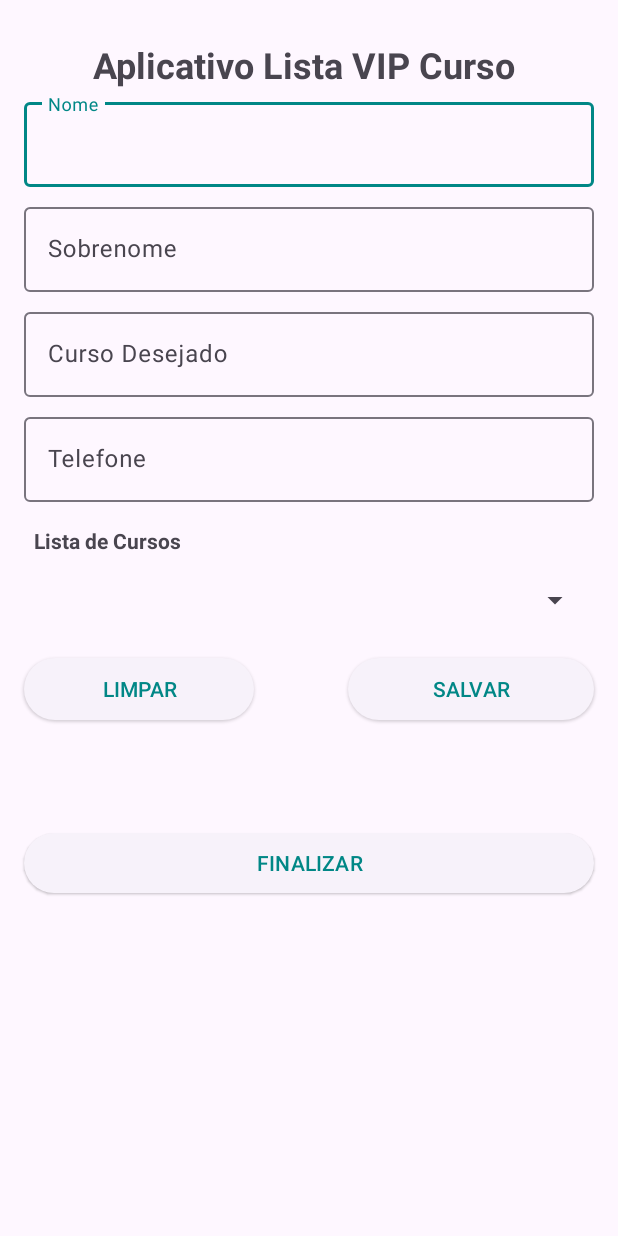
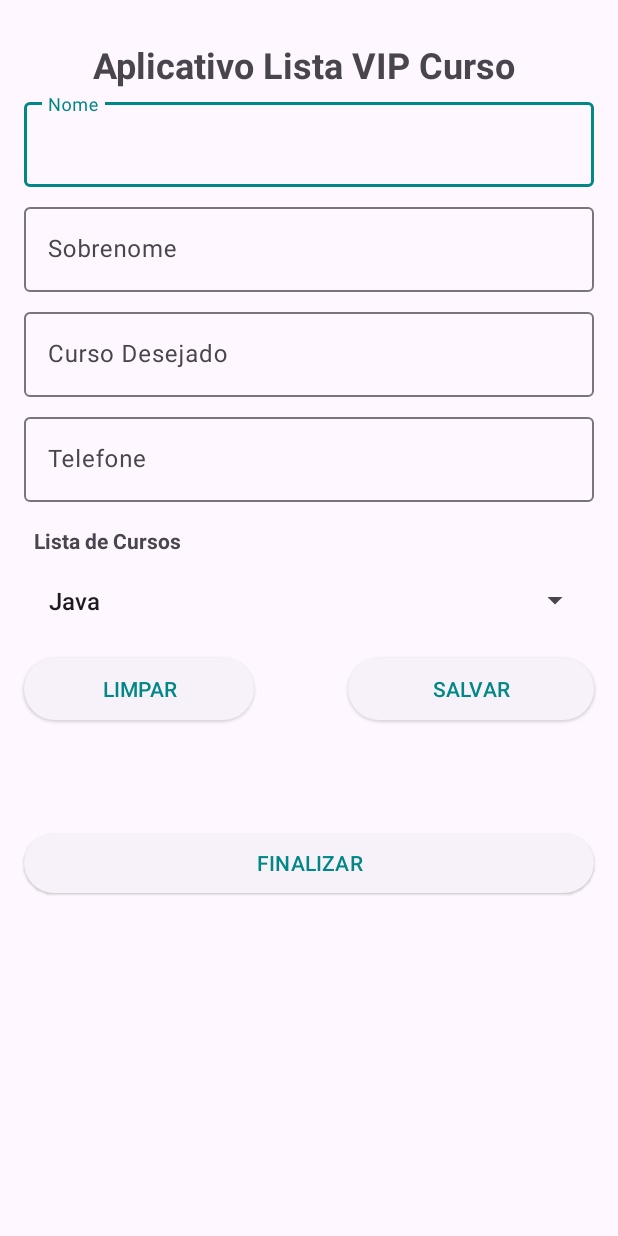
Before and after one commit to paulohorizonti/CursoAndroid2023, an Android app: the screen it shows after launch (MainActivity), on a phone screen of 412 x 824 dp. Run offline under Robolectric (Android 15) with nearby library versions, the light colour scheme and no system bars.

Commit message:
INCLUSÃO até a aula 47 - 2

```diff
--- a/AppListaCursos/app/src/main/java/br/com/devandroid/paulo/applistacursos/view/MainActivity.java
+++ b/AppListaCursos/app/src/main/java/br/com/devandroid/paulo/applistacursos/view/MainActivity.java
@@ -2,15 +2,14 @@ package br.com.devandroid.paulo.applistacursos.view;
 
 import androidx.appcompat.app.AppCompatActivity;
 
-import android.content.SharedPreferences;
 import android.os.Bundle;
 import android.util.Log;
 import android.view.View;
+import android.widget.ArrayAdapter;
 import android.widget.Button;
-import android.widget.EditText;
+import android.widget.Spinner;
 import android.widget.Toast;
 
-import com.google.android.material.button.MaterialButton;
 import com.google.android.material.textfield.TextInputEditText;
 
 import java.util.List;
@@ -18,7 +17,6 @@ import java.util.List;
 import br.com.devandroid.paulo.applistacursos.R;
 import br.com.devandroid.paulo.applistacursos.controller.CursoController;
 import br.com.devandroid.paulo.applistacursos.controller.PessoaController;
-import br.com.devandroid.paulo.applistacursos.model.Curso;
 import br.com.devandroid.paulo.applistacursos.model.Pessoa;
 import br.com.devandroid.paulo.applistacursos.utils.MaskEditUtil;
 
@@ -32,7 +30,7 @@ public class MainActivity extends AppCompatActivity {
     //objeto pessoa
     Pessoa pessoa;
 
-    List<Curso> listaDeCursos; //lista para receber o getlista do contrller
+    List<String> nomeDosCursos; //lista para receber o getlista do contrller
 
     String dadosPessoa;
 
@@ -41,6 +39,9 @@ public class MainActivity extends AppCompatActivity {
     TextInputEditText edtSobrenomeAlterar;
     TextInputEditText edtCursoAlterar;
     TextInputEditText edtTelefoneAlterar;
+
+
+    Spinner spinner;
 
     Button btnLimpar;
     Button btnSalvar;
@@ -57,7 +58,7 @@ public class MainActivity extends AppCompatActivity {
 
        cursoContrller = new CursoController();
 
-        listaDeCursos =  cursoContrller.getListaDeCursos(); //aqui ele chama o metodo getlista e manda pra nossa lista no main
+        nomeDosCursos =  cursoContrller.dadosParaSpiner(); //aqui ele chama o metodo getlista e manda pra nossa lista no main
         //agora pode ser mostradona view
 
         //instanciando o objto
@@ -77,9 +78,24 @@ public class MainActivity extends AppCompatActivity {
         edtTelefoneAlterar = (TextInputEditText) findViewById(R.id.edtTelefoneAlterar);
         edtCursoAlterar = (TextInputEditText) findViewById(R.id.edtCursoAlterar);
 
+        spinner = findViewById(R.id.spinner);
+
+
+
         btnSalvar = findViewById(R.id.btnSalvar);
         btnLimpar = findViewById(R.id.btnLimpar);
         btnFinalizar = findViewById(R.id.btnFinalizar);
+
+
+        //Adapter
+        //Layout
+        //Injetar o adpater ao spinner - a lista vai ser mostrada
+
+        ArrayAdapter<String> adapter = new ArrayAdapter<>(this, android.R.layout.simple_list_item_1, cursoContrller.dadosParaSpiner());
+
+        adapter.setDropDownViewResource(android.R.layout.activity_list_item);
+
+        spinner.setAdapter(adapter);
 
 
         //atribui o valor que veio no objeto pessoa aos elementos que compoe a tela
```
